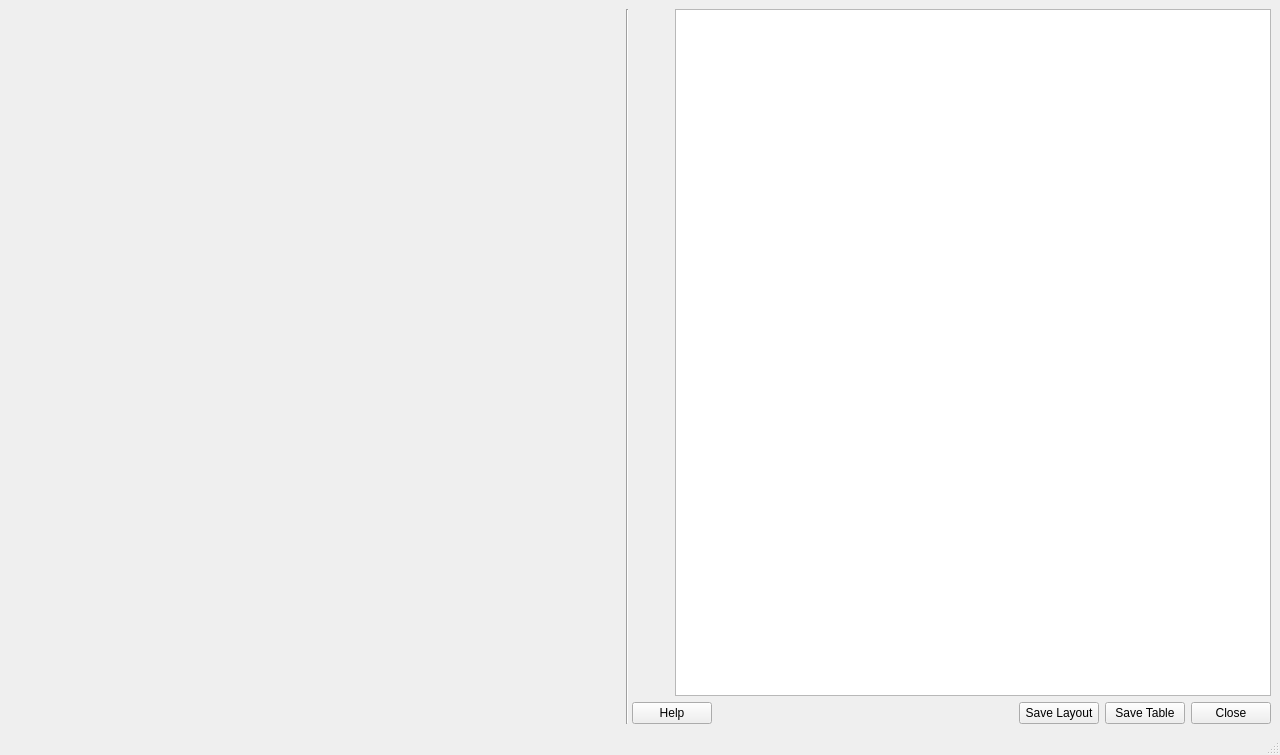
First picture: the form in backend/results.ui, repository sblankley/global-clinic-2020, before the edit.
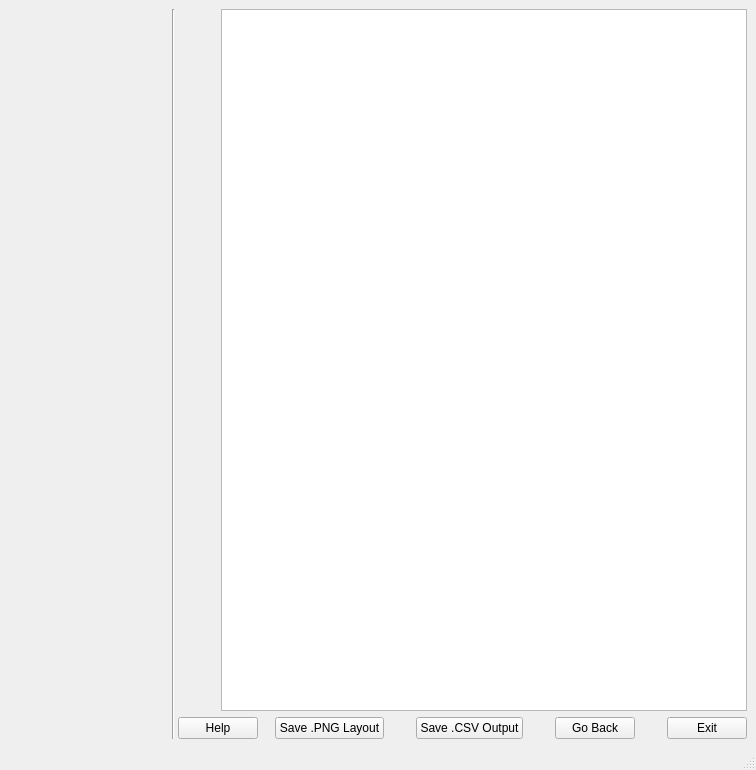
Second picture: the form after the edit.

Commit message: back button

```diff
--- a/backend/results.ui
+++ b/backend/results.ui
@@ -6,8 +6,8 @@
    <rect>
     <x>0</x>
     <y>0</y>
-    <width>1280</width>
-    <height>755</height>
+    <width>756</width>
+    <height>770</height>
    </rect>
   </property>
   <property name="windowTitle">
@@ -15,23 +15,23 @@
   </property>
   <widget class="QWidget" name="centralwidget">
    <layout class="QGridLayout" name="gridLayout">
-    <item row="2" column="11">
-     <widget class="QPushButton" name="pushButtonReturn">
-      <property name="sizePolicy">
-       <sizepolicy hsizetype="Maximum" vsizetype="Fixed">
-        <horstretch>0</horstretch>
-        <verstretch>0</verstretch>
-       </sizepolicy>
-      </property>
-      <property name="text">
-       <string>Close</string>
-      </property>
-     </widget>
-    </item>
-    <item row="2" column="9">
+    <item row="2" column="8">
      <widget class="QPushButton" name="pushButtonSaveLayout">
       <property name="text">
-       <string>Save Layout</string>
+       <string>Save .PNG Layout</string>
+      </property>
+     </widget>
+    </item>
+    <item row="2" column="14">
+     <widget class="QPushButton" name="pushButtonReturn">
+      <property name="sizePolicy">
+       <sizepolicy hsizetype="Maximum" vsizetype="Fixed">
+        <horstretch>0</horstretch>
+        <verstretch>0</verstretch>
+       </sizepolicy>
+      </property>
+      <property name="text">
+       <string>Exit</string>
       </property>
      </widget>
     </item>
@@ -48,11 +48,11 @@
       </property>
      </spacer>
     </item>
-    <item row="0" column="6" rowspan="2" colspan="6">
+    <item row="0" column="6" rowspan="2" colspan="9">
      <widget class="QTableView" name="tableView"/>
     </item>
-    <item row="2" column="8">
-     <spacer name="horizontalSpacer">
+    <item row="2" column="3">
+     <spacer name="horizontalSpacer_6">
       <property name="orientation">
        <enum>Qt::Horizontal</enum>
       </property>
@@ -99,7 +99,7 @@
        </sizepolicy>
       </property>
       <property name="text">
-       <string>Save Table</string>
+       <string>Save .CSV Output</string>
       </property>
      </widget>
     </item>
@@ -149,6 +149,22 @@
       </property>
      </widget>
     </item>
+    <item row="2" column="9">
+     <spacer name="horizontalSpacer_7">
+      <property name="orientation">
+       <enum>Qt::Horizontal</enum>
+      </property>
+      <property name="sizeType">
+       <enum>QSizePolicy::Fixed</enum>
+      </property>
+      <property name="sizeHint" stdset="0">
+       <size>
+        <width>20</width>
+        <height>20</height>
+       </size>
+      </property>
+     </spacer>
+    </item>
     <item row="0" column="0" colspan="4">
      <widget class="QWidget" name="MplWidget" native="true">
       <property name="sizePolicy">
@@ -159,6 +175,45 @@
       </property>
      </widget>
     </item>
+    <item row="2" column="12">
+     <widget class="QPushButton" name="pushButtonBack">
+      <property name="text">
+       <string>Go Back</string>
+      </property>
+     </widget>
+    </item>
+    <item row="2" column="13">
+     <spacer name="horizontalSpacer_8">
+      <property name="orientation">
+       <enum>Qt::Horizontal</enum>
+      </property>
+      <property name="sizeType">
+       <enum>QSizePolicy::Fixed</enum>
+      </property>
+      <property name="sizeHint" stdset="0">
+       <size>
+        <width>20</width>
+        <height>20</height>
+       </size>
+      </property>
+     </spacer>
+    </item>
+    <item row="2" column="11">
+     <spacer name="horizontalSpacer_9">
+      <property name="orientation">
+       <enum>Qt::Horizontal</enum>
+      </property>
+      <property name="sizeType">
+       <enum>QSizePolicy::Fixed</enum>
+      </property>
+      <property name="sizeHint" stdset="0">
+       <size>
+        <width>20</width>
+        <height>20</height>
+       </size>
+      </property>
+     </spacer>
+    </item>
    </layout>
   </widget>
   <widget class="QMenuBar" name="menubar">
```
Left out of the diff: 15 changed lines with no effect on the pictures.
